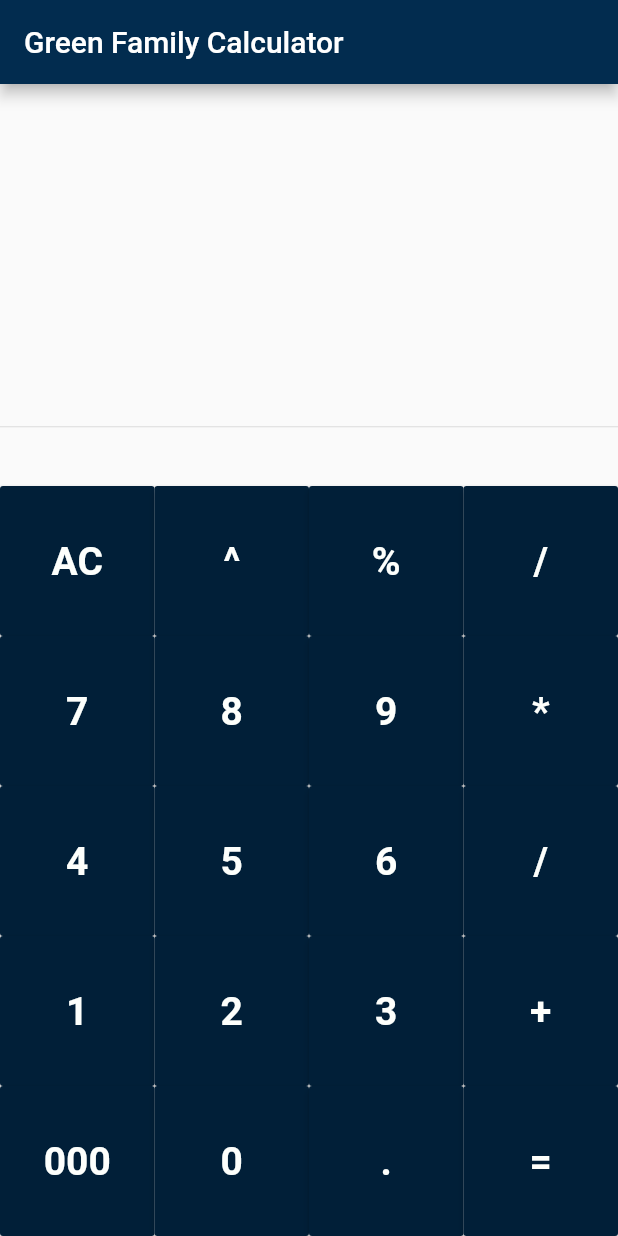
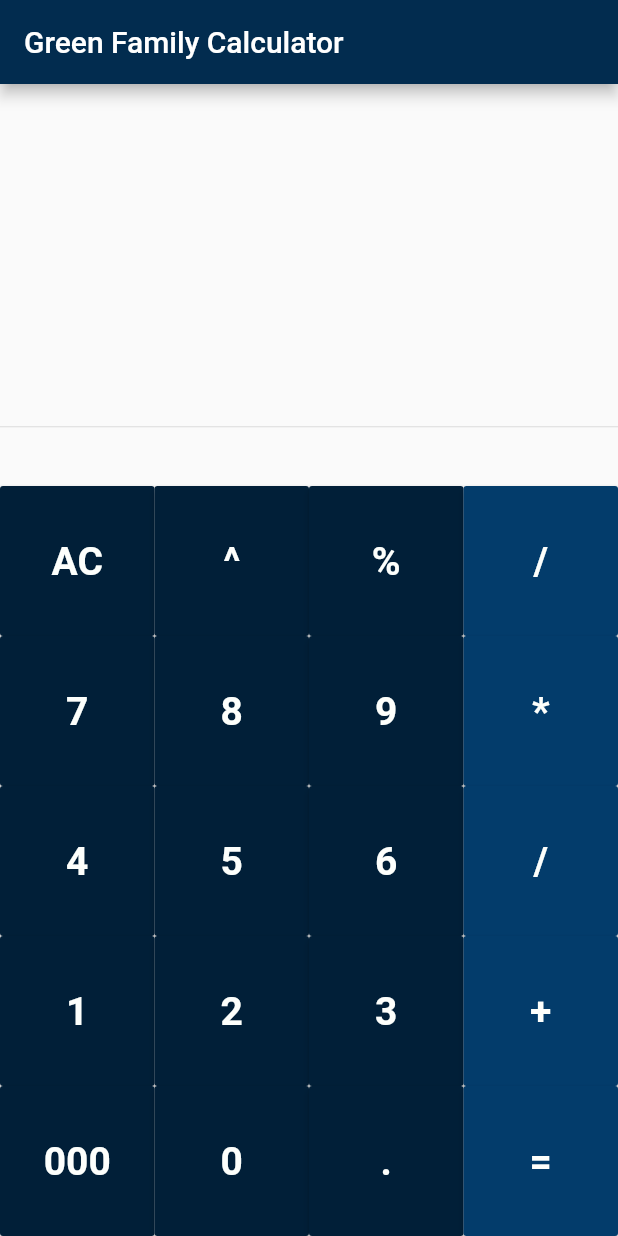
Before and after one commit to Charlotte-Miller/LINUX-Demo-Calculator-App, a Flutter app: the screen it shows after launch, on a phone screen of 412 x 824 dp. Run offline on Flutter 3.47's test engine with Material 2 defaults, Android fonts, the phone set to English and light mode, and no system bars.

Commit message:
- Add one more color specified for operator buttons - Modify buildButton() to allow extra argument for background color and text color

```diff
--- a/lib/ColorScheme.dart
+++ b/lib/ColorScheme.dart
@@ -20,4 +20,5 @@ const Map<int, Color> CUSTOM_COLOR =
 //Build custom colors base on this site: https://coolors.co/app/011627-fdfffc-2ec4b6-e71d36-ff9f1c
 const MaterialColor PRUSSIAN_BLUE = MaterialColor(0xFF022C4F, CUSTOM_COLOR);
 const MaterialColor MAASTRICHT_BLUE = MaterialColor(0xFF011F38, CUSTOM_COLOR);
+const MaterialColor DARK_IMPERIAL_BLUE = MaterialColor(0xFF033C6B, CUSTOM_COLOR);
 const MaterialColor BABY_POWDER = MaterialColor(0xFFFDFFFC, CUSTOM_COLOR);
--- a/lib/HomePage.dart
+++ b/lib/HomePage.dart
@@ -104,12 +104,13 @@ class _MyHomePageState extends State<MyHomePage>
                     buildButton(first),
                     buildButton(second),
                     buildButton(thrid),
-                    buildButton(fourth)
+                    buildButton(fourth, backgroundColor: DARK_IMPERIAL_BLUE)
                 ]
         );
     }
 
-    Widget buildButton(String buttonNumber)
+    Widget buildButton(String buttonNumber,
+                       {MaterialColor backgroundColor = MAASTRICHT_BLUE, MaterialColor textColor = BABY_POWDER})
     {
         return new Expanded(
             child: new MaterialButton(
@@ -117,17 +118,16 @@ class _MyHomePageState extends State<MyHomePage>
                     buttonNumber,
 
                     style: new TextStyle(
-                            fontSize: 26.0,
-                            fontWeight: FontWeight.bold,
-//                            color: Color.fromRGBO(6, 63, 33, 100.0)
+                        fontSize: 26.0,
+                        fontWeight: FontWeight.bold,
                     ),
                 ),
 
                 onPressed: ()
                 => handleButtonPressed(buttonNumber),
 
-                color: MAASTRICHT_BLUE,
-                textColor: BABY_POWDER,
+                color: backgroundColor,
+                textColor: textColor,
                 height: 100,
             ),
         );
```
